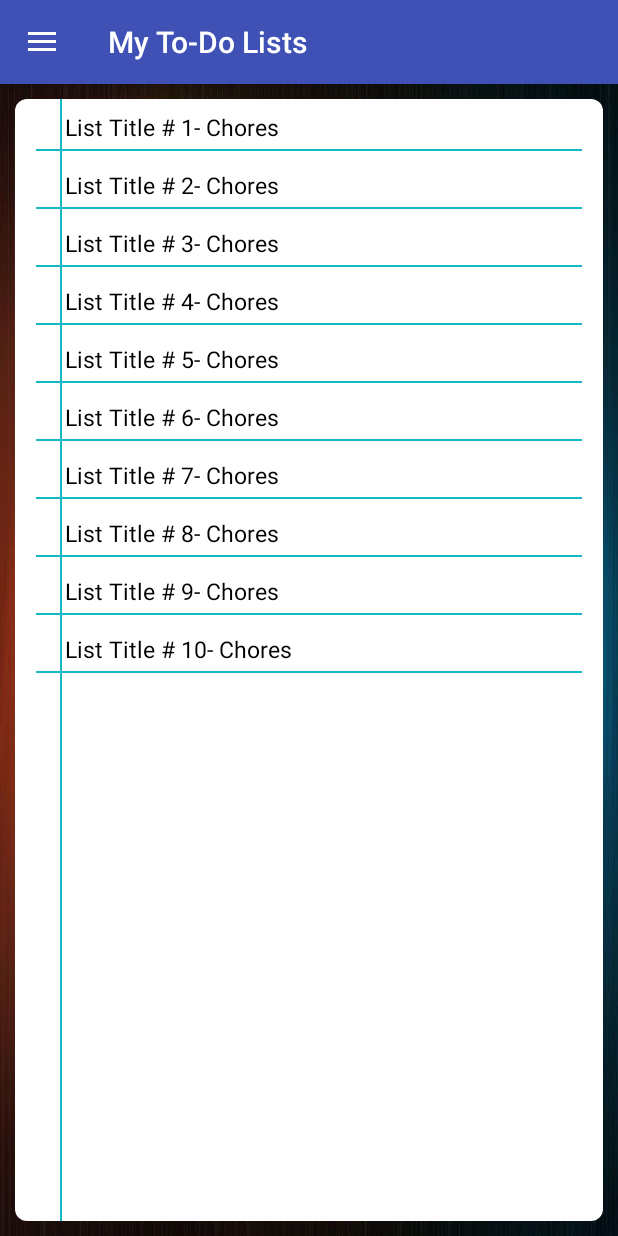
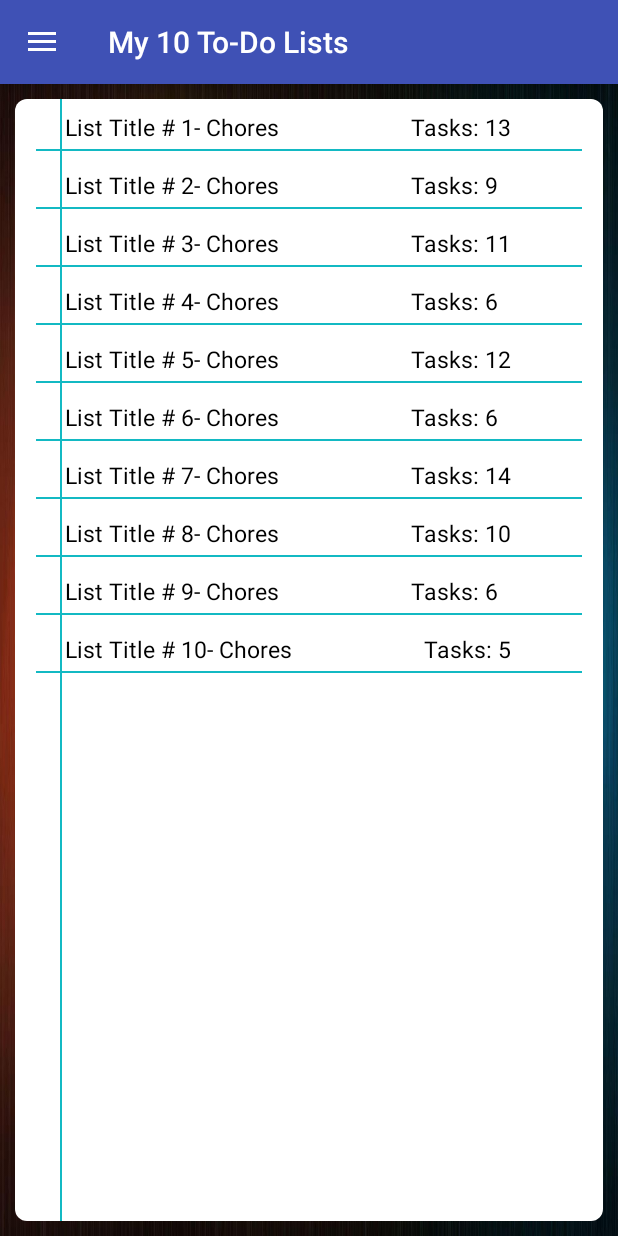
Before and after one commit to hristobakalov/P2-project-AAU, an Android app: the screen it shows after launch (UserActivity), on a phone screen of 412 x 824 dp. Run offline under Robolectric (Android 15) with nearby library versions, the phone set to English and light mode, and no system bars.

Commit message:
Adding counters
I added some counters. The Task counters need to be properly aligned to
the right…

```diff
--- a/Done/app/src/main/java/com/bignerdranch/android/done/TaskFragment.java
+++ b/Done/app/src/main/java/com/bignerdranch/android/done/TaskFragment.java
@@ -252,7 +252,6 @@ public class TaskFragment extends Fragment{
         @Override
         public RecyclerView.ViewHolder onCreateViewHolder(ViewGroup parent, int viewType) {              // needs new view
             LayoutInflater layoutInflater = LayoutInflater.from(getActivity());
-            Log.d(TAG, "View Type : " + viewType);
             switch (viewType) {
                 case 0: {View view = layoutInflater.inflate(R.layout.detailed_task_item_0, parent, false); return new TaskHolder0(view);}
                 case 1: {View view = layoutInflater.inflate(R.layout.detailed_task_item_1, parent, false); return new TaskHolder1(view);}
@@ -270,7 +269,6 @@ public class TaskFragment extends Fragment{
 
         @Override
         public void onBindViewHolder(RecyclerView.ViewHolder holder, int position) { // binds viewholder's view to a model object
-            Log.d(TAG, "Position: " + position);
             Task task = mTasks[position];
             switch (getItemViewType(position)){
                 case 0: TaskHolder0 h0 = (TaskHolder0)holder; h0.bindTask(task); break;
--- a/Done/app/src/main/java/com/bignerdranch/android/done/User.java
+++ b/Done/app/src/main/java/com/bignerdranch/android/done/User.java
@@ -2,6 +2,8 @@ package com.bignerdranch.android.done;
 
 import android.content.Context;
 import android.media.Image;
+import android.util.Log;
+
 import java.util.ArrayList;
 import java.util.Date;
 import java.util.UUID;
@@ -41,9 +43,9 @@ public class User {
             }
             mUserLists.add(l);
         }
-        //for (List l: mUserLists){                        TESTING THE DATA
+        //for (List l: mUserLists){                      //  TESTING THE DATA
         //for (Task t: l.getListTasks()) {
-        //Log.d(TAG, " " + l.getListName() + " " + t.getTaskName());
+        //Log.d(TAG, " " + l.getListTasks().size());// + " " + t.getTaskName());
         //}
         //}
     }
--- a/Done/app/src/main/java/com/bignerdranch/android/done/UserActivity.java
+++ b/Done/app/src/main/java/com/bignerdranch/android/done/UserActivity.java
@@ -19,6 +19,6 @@ public class UserActivity extends ActivityParent {
     public void onCreate(Bundle savedInstanceState) {
         super.onCreate(savedInstanceState);
         Toolbar toolbar = (Toolbar) findViewById(R.id.toolbar); // attaching layout to the Toolbar object
-        toolbar.setTitle("My To-Do Lists");
+        toolbar.setTitle("My " + User.get(getApplicationContext()).getUserLists().size() + " To-Do Lists");
     }
 }
--- a/Done/app/src/main/java/com/bignerdranch/android/done/UserListFragment.java
+++ b/Done/app/src/main/java/com/bignerdranch/android/done/UserListFragment.java
@@ -5,6 +5,7 @@ import android.os.Bundle;
 import android.support.v4.app.Fragment;                     // from support library
 import android.support.v7.widget.LinearLayoutManager;       // from support library
 import android.support.v7.widget.RecyclerView;              // from support library
+import android.util.Log;
 import android.view.LayoutInflater;
 import android.view.View;
 import android.view.ViewGroup;
@@ -16,6 +17,7 @@ import java.util.ArrayList;
  */
 public class UserListFragment extends Fragment {
 
+    private static final String TAG = "DoneActivity";
     private RecyclerView mListRecyclerView;        // RecyclerView creates only enough views to fill the screen and scrolls them
     private ListAdapter mAdapter;                  // Adapter controls the data to be displayed by RecyclerView
 
@@ -47,17 +49,20 @@ public class UserListFragment extends Fragment {
     private class ListHolder extends RecyclerView.ViewHolder implements View.OnClickListener { // viewholder class
         // holds reference to the entire view passed to super(view)
         private TextView mTitleTextView;
+        private TextView mCounterTextView;
         private List mList;
 
         public ListHolder(View itemView) {     // constructor - stashes the views
             super(itemView);
             itemView.setOnClickListener(this);
             mTitleTextView = (TextView) itemView.findViewById(R.id.list_item_list_title_text_view);
+            mCounterTextView = (TextView) itemView.findViewById(R.id.list_item_list_counter_text_view);
         }
 
         public void bindList(List list) {                   // list data entered in fragment viewholder
             mList = list;
             mTitleTextView.setText(mList.getListName());
+            mCounterTextView.setText("Tasks: " + mList.getListTasks().size());
         }
 
         @Override
--- a/Done/app/src/main/res/layout/lists_item.xml
+++ b/Done/app/src/main/res/layout/lists_item.xml
@@ -6,15 +6,33 @@
                 android:padding="4dp"
                 android:orientation="vertical">
 
-    <TextView
-        android:id="@+id/list_item_list_title_text_view"
+    <LinearLayout
         android:layout_width="match_parent"
         android:layout_height="wrap_content"
-        android:textSize= "15sp"
-        android:textColor="@color/textColor"
-        android:padding="4dp"
-        android:layout_marginLeft="15dp"
-        tools:text="List Title"/>
+        android:orientation="horizontal">
+
+        <TextView
+            android:id="@+id/list_item_list_title_text_view"
+            android:layout_width="wrap_content"
+            android:layout_height="wrap_content"
+            android:textSize= "15sp"
+            android:textColor="@color/textColor"
+            android:padding="4dp"
+            android:layout_marginLeft="15dp"
+            tools:text="List Title"
+            />
+
+        <TextView
+            android:id="@+id/list_item_list_counter_text_view"
+            android:layout_width="wrap_content"
+            android:layout_height="wrap_content"
+            android:textSize= "15sp"
+            android:textColor="@color/textColor"
+            android:padding="4dp"
+            android:layout_marginLeft="80dp"/>
+
+    </LinearLayout>
+
     <View
         android:layout_width="match_parent"
         android:layout_height="1dp"
--- a/Done/app/src/main/res/layout/tasks_item.xml
+++ b/Done/app/src/main/res/layout/tasks_item.xml
@@ -34,6 +34,7 @@
     <View
         android:layout_width="match_parent"
         android:layout_height="1dp"
-        android:background="@color/mainBlueColor"/>
+        android:background="@color/mainBlueColor"
+        android:layout_below="@id/list_item_task_due_date_text_view"/>
 
 </RelativeLayout>
```
